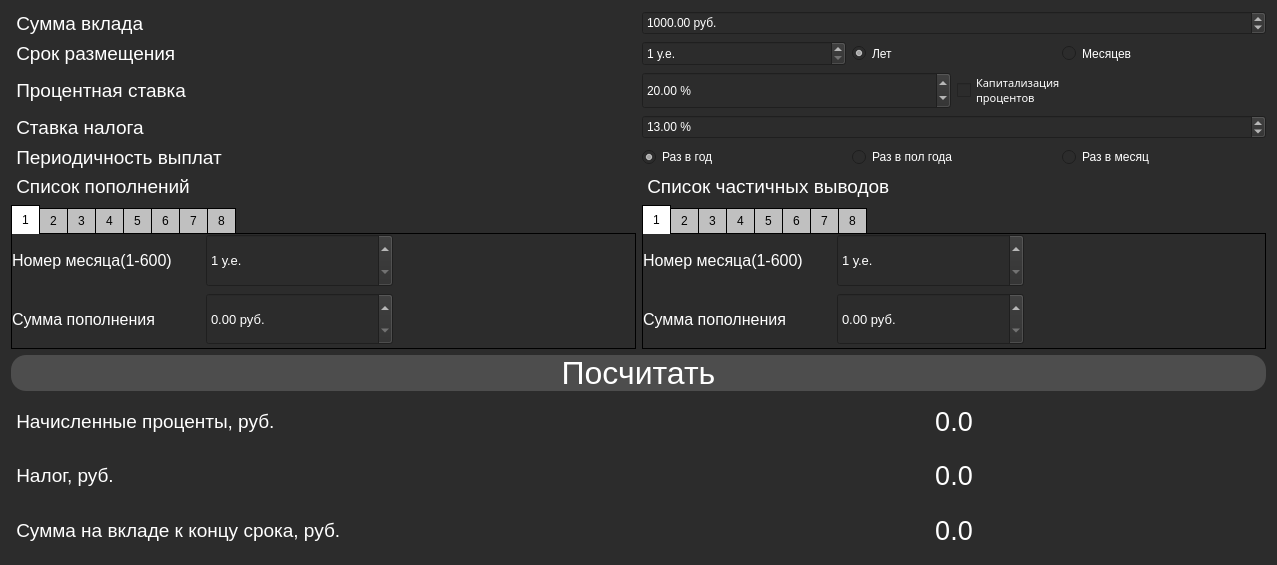
This is src/controllers_and_view/debitcalcview.ui in yaroshenkonikita/CPP-SmartCalc as Qt 5 draws it before an edit. The edited form follows.
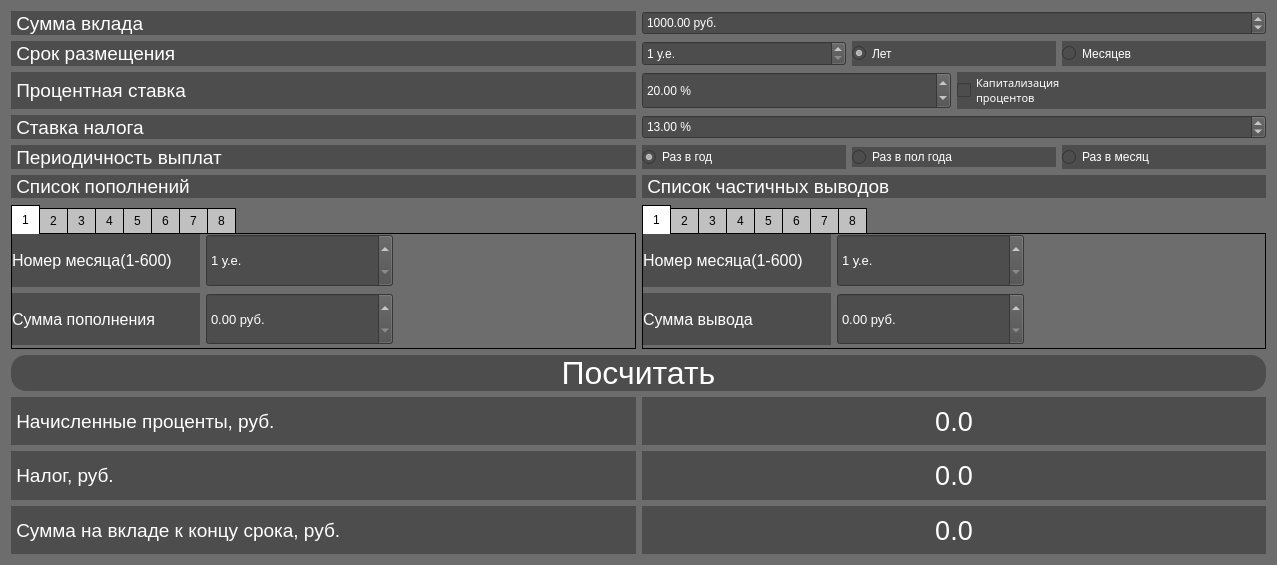
This is the edited form. Icons and pictures are not drawn.

Patch:
```diff
--- a/src/controllers_and_view/debitcalcview.ui
+++ b/src/controllers_and_view/debitcalcview.ui
@@ -24,7 +24,7 @@
     <normaloff>:/Credit-Calculator.png</normaloff>:/Credit-Calculator.png</iconset>
   </property>
   <property name="styleSheet">
-   <string notr="true">background-color: rgb(44, 44, 44);</string>
+   <string notr="true">background-color: rgb(109, 109, 109);</string>
   </property>
   <layout class="QVBoxLayout" name="verticalLayout">
    <item>
@@ -39,7 +39,8 @@
           </font>
          </property>
          <property name="styleSheet">
-          <string notr="true">color: rgb(255, 255, 255);</string>
+          <string notr="true">color: rgb(255, 255, 255);
+background-color: rgb(77, 77, 77);</string>
          </property>
          <property name="text">
           <string> Сумма вклада</string>
@@ -55,7 +56,8 @@
           </sizepolicy>
          </property>
          <property name="styleSheet">
-          <string>color: rgb(255, 255, 255);</string>
+          <string>color: rgb(255, 255, 255);
+background-color: rgb(77, 77, 77);</string>
          </property>
          <property name="suffix">
           <string> руб.</string>
@@ -83,7 +85,8 @@
           </font>
          </property>
          <property name="styleSheet">
-          <string notr="true">color: rgb(255, 255, 255);</string>
+          <string notr="true">color: rgb(255, 255, 255);
+background-color: rgb(77, 77, 77);</string>
          </property>
          <property name="text">
           <string> Срок размещения</string>
@@ -101,7 +104,8 @@
             </sizepolicy>
            </property>
            <property name="styleSheet">
-            <string>color: rgb(255, 255, 255);</string>
+            <string>color: rgb(255, 255, 255);
+background-color: rgb(77, 77, 77);</string>
            </property>
            <property name="suffix">
             <string> у.е.</string>
@@ -123,7 +127,8 @@
             </sizepolicy>
            </property>
            <property name="styleSheet">
-            <string>color: rgb(255, 255, 255);</string>
+            <string>color: rgb(255, 255, 255);
+background-color: rgb(77, 77, 77);</string>
            </property>
            <property name="text">
             <string>Лет</string>
@@ -145,7 +150,8 @@
             </sizepolicy>
            </property>
            <property name="styleSheet">
-            <string>color: rgb(255, 255, 255);</string>
+            <string>color: rgb(255, 255, 255);
+background-color: rgb(77, 77, 77);</string>
            </property>
            <property name="text">
             <string>Месяцев</string>
@@ -169,7 +175,8 @@
           </font>
          </property>
          <property name="styleSheet">
-          <string notr="true">color: rgb(255, 255, 255);</string>
+          <string notr="true">color: rgb(255, 255, 255);
+background-color: rgb(77, 77, 77);</string>
          </property>
          <property name="text">
           <string> Процентная ставка</string>
@@ -187,7 +194,8 @@
             </sizepolicy>
            </property>
            <property name="styleSheet">
-            <string notr="true">color: rgb(255, 255, 255);</string>
+            <string notr="true">color: rgb(255, 255, 255);
+background-color: rgb(77, 77, 77);</string>
            </property>
            <property name="suffix">
             <string> %</string>
@@ -217,7 +225,8 @@
             </font>
            </property>
            <property name="styleSheet">
-            <string notr="true">color: rgb(255, 255, 255);</string>
+            <string notr="true">color: rgb(255, 255, 255);
+background-color: rgb(77, 77, 77);</string>
            </property>
            <property name="text">
             <string>Капитализация
@@ -239,7 +248,8 @@
           </font>
          </property>
          <property name="styleSheet">
-          <string notr="true">color: rgb(255, 255, 255);</string>
+          <string notr="true">color: rgb(255, 255, 255);
+background-color: rgb(77, 77, 77);</string>
          </property>
          <property name="text">
           <string> Ставка налога</string>
@@ -255,7 +265,8 @@
           </sizepolicy>
          </property>
          <property name="styleSheet">
-          <string notr="true">color: rgb(255, 255, 255);</string>
+          <string notr="true">color: rgb(255, 255, 255);
+background-color: rgb(77, 77, 77);</string>
          </property>
          <property name="suffix">
           <string> %</string>
@@ -280,7 +291,8 @@
           </font>
          </property>
          <property name="styleSheet">
-          <string notr="true">color: rgb(255, 255, 255);</string>
+          <string notr="true">color: rgb(255, 255, 255);
+background-color: rgb(77, 77, 77);</string>
          </property>
          <property name="text">
           <string> Периодичность выплат</string>
@@ -298,7 +310,8 @@
             </sizepolicy>
            </property>
            <property name="styleSheet">
-            <string>color: rgb(255, 255, 255);</string>
+            <string>color: rgb(255, 255, 255);
+background-color: rgb(77, 77, 77);</string>
            </property>
            <property name="text">
             <string>Раз в год</string>
@@ -314,7 +327,8 @@
          <item>
           <widget class="QRadioButton" name="periodicityPaymentRadioButtonHalfYear">
            <property name="styleSheet">
-            <string notr="true">color: rgb(255, 255, 255);</string>
+            <string notr="true">color: rgb(255, 255, 255);
+background-color: rgb(77, 77, 77);</string>
            </property>
            <property name="text">
             <string>Раз в пол года</string>
@@ -333,7 +347,8 @@
             </sizepolicy>
            </property>
            <property name="styleSheet">
-            <string>color: rgb(255, 255, 255);</string>
+            <string>color: rgb(255, 255, 255);
+background-color: rgb(77, 77, 77);</string>
            </property>
            <property name="text">
             <string>Раз в месяц</string>
@@ -361,7 +376,8 @@
           </font>
          </property>
          <property name="styleSheet">
-          <string notr="true">color: rgb(255, 255, 255);</string>
+          <string notr="true">color: rgb(255, 255, 255);
+background-color: rgb(77, 77, 77);</string>
          </property>
          <property name="text">
           <string> Список пополнений</string>
@@ -392,6 +408,7 @@
           <string notr="true">QTabWidget::pane {
     border: 1px solid black;
     background: white;
+	color: rgb(0, 0, 0);
 }
 
 QTabWidget::tab-bar:top {
@@ -507,7 +524,8 @@
                  </font>
                 </property>
                 <property name="styleSheet">
-                 <string notr="true">color: rgb(255, 255, 255);</string>
+                 <string notr="true">color: rgb(255, 255, 255);
+background-color: rgb(77, 77, 77);</string>
                 </property>
                 <property name="text">
                  <string>Номер месяца(1-600)</string>
@@ -528,7 +546,8 @@
                  </font>
                 </property>
                 <property name="styleSheet">
-                 <string notr="true">color: rgb(255, 255, 255);</string>
+                 <string notr="true">color: rgb(255, 255, 255);
+background-color: rgb(77, 77, 77);</string>
                 </property>
                 <property name="suffix">
                  <string> у.е.</string>
@@ -553,7 +572,8 @@
                  </font>
                 </property>
                 <property name="styleSheet">
-                 <string notr="true">color: rgb(255, 255, 255);</string>
+                 <string notr="true">color: rgb(255, 255, 255);
+background-color: rgb(77, 77, 77);</string>
                 </property>
                 <property name="text">
                  <string>Сумма пополнения</string>
@@ -574,7 +594,8 @@
                  </font>
                 </property>
                 <property name="styleSheet">
-                 <string notr="true">color: rgb(255, 255, 255);</string>
+                 <string notr="true">color: rgb(255, 255, 255);
+background-color: rgb(77, 77, 77);</string>
                 </property>
                 <property name="suffix">
                  <string> руб.</string>
@@ -1345,7 +1366,8 @@
           </font>
          </property>
          <property name="styleSheet">
-          <string notr="true">color: rgb(255, 255, 255);</string>
+          <string notr="true">color: rgb(255, 255, 255);
+background-color: rgb(77, 77, 77);</string>
          </property>
          <property name="text">
           <string> Список частичных выводов</string>
@@ -1376,6 +1398,7 @@
           <string notr="true">QTabWidget::pane {
     border: 1px solid black;
     background: white;
+	color: rgb(0, 0, 0);
 }
 
 QTabWidget::tab-bar:top {
@@ -1491,7 +1514,8 @@
                  </font>
                 </property>
                 <property name="styleSheet">
-                 <string notr="true">color: rgb(255, 255, 255);</string>
+                 <string notr="true">color: rgb(255, 255, 255);
+background-color: rgb(77, 77, 77);</string>
                 </property>
                 <property name="text">
                  <string>Номер месяца(1-600)</string>
@@ -1512,7 +1536,8 @@
                  </font>
                 </property>
                 <property name="styleSheet">
-                 <string notr="true">color: rgb(255, 255, 255);</string>
+                 <string notr="true">color: rgb(255, 255, 255);
+background-color: rgb(77, 77, 77);</string>
                 </property>
                 <property name="suffix">
                  <string> у.е.</string>
@@ -1537,10 +1562,11 @@
                  </font>
                 </property>
                 <property name="styleSheet">
-                 <string notr="true">color: rgb(255, 255, 255);</string>
+                 <string notr="true">color: rgb(255, 255, 255);
+background-color: rgb(77, 77, 77);</string>
                 </property>
                 <property name="text">
-                 <string>Сумма пополнения</string>
+                 <string>Сумма вывода</string>
                 </property>
                </widget>
               </item>
@@ -1558,7 +1584,8 @@
                  </font>
                 </property>
                 <property name="styleSheet">
-                 <string notr="true">color: rgb(255, 255, 255);</string>
+                 <string notr="true">color: rgb(255, 255, 255);
+background-color: rgb(77, 77, 77);</string>
                 </property>
                 <property name="suffix">
                  <string> руб.</string>
@@ -2385,7 +2412,8 @@
         </font>
        </property>
        <property name="styleSheet">
-        <string notr="true">color: rgb(255, 255, 255);</string>
+        <string notr="true">color: rgb(255, 255, 255);
+background-color: rgb(77, 77, 77);</string>
        </property>
        <property name="text">
         <string>0.0</string>
@@ -2403,7 +2431,8 @@
         </font>
        </property>
        <property name="styleSheet">
-        <string notr="true">color: rgb(255, 255, 255);</string>
+        <string notr="true">color: rgb(255, 255, 255);
+background-color: rgb(77, 77, 77);</string>
        </property>
        <property name="text">
         <string> Начисленные проценты, руб.</string>
@@ -2418,7 +2447,8 @@
         </font>
        </property>
        <property name="styleSheet">
-        <string notr="true">color: rgb(255, 255, 255);</string>
+        <string notr="true">color: rgb(255, 255, 255);
+background-color: rgb(77, 77, 77);</string>
        </property>
        <property name="text">
         <string> Налог, руб.</string>
@@ -2433,7 +2463,8 @@
         </font>
        </property>
        <property name="styleSheet">
-        <string notr="true">color: rgb(255, 255, 255);</string>
+        <string notr="true">color: rgb(255, 255, 255);
+background-color: rgb(77, 77, 77);</string>
        </property>
        <property name="text">
         <string>0.0</string>
@@ -2451,7 +2482,8 @@
         </font>
        </property>
        <property name="styleSheet">
-        <string notr="true">color: rgb(255, 255, 255);</string>
+        <string notr="true">color: rgb(255, 255, 255);
+background-color: rgb(77, 77, 77);</string>
        </property>
        <property name="text">
         <string> Сумма на вкладе к концу срока, руб.</string>
@@ -2466,7 +2498,8 @@
         </font>
        </property>
        <property name="styleSheet">
-        <string notr="true">color: rgb(255, 255, 255);</string>
+        <string notr="true">color: rgb(255, 255, 255);
+background-color: rgb(77, 77, 77);</string>
        </property>
        <property name="text">
         <string>0.0</string>
```
Left out of the diff: 184 changed lines with no effect on the pictures.
